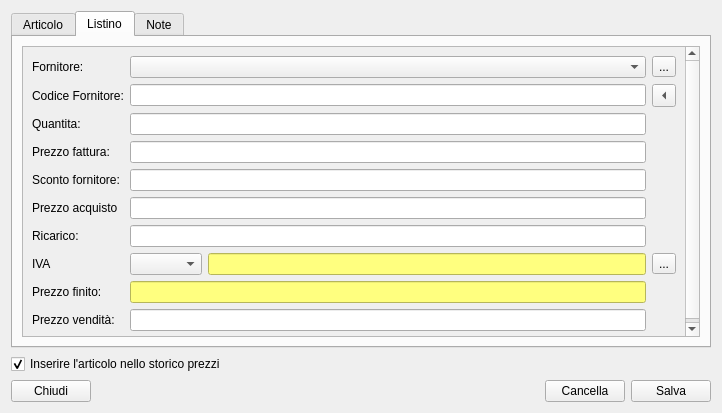
This is moduleMagazzino/articolodialog.ui in kvsd/Gestionale as Qt 5 draws it before an edit. The edited form follows.
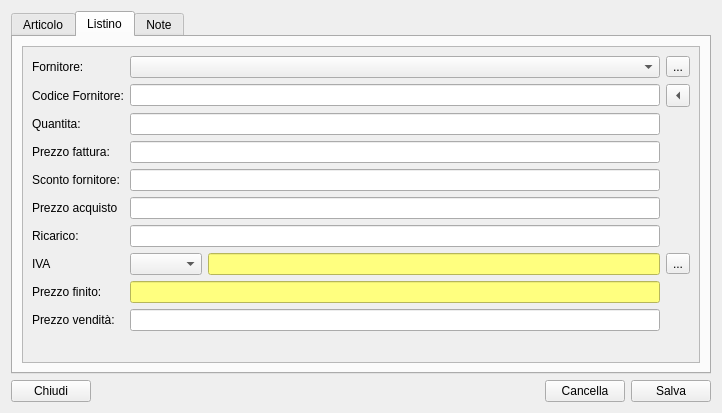
This is the edited form. The open tabs and pages were chosen to show the change.

Patch:
```diff
--- a/moduleMagazzino/articolodialog.ui
+++ b/moduleMagazzino/articolodialog.ui
@@ -211,8 +211,8 @@
            <rect>
             <x>0</x>
             <y>0</y>
-            <width>666</width>
-            <height>310</height>
+            <width>680</width>
+            <height>315</height>
            </rect>
           </property>
           <layout class="QVBoxLayout" name="verticalLayout">
@@ -551,16 +551,6 @@
      </widget>
     </widget>
    </item>
-   <item>
-    <widget class="QCheckBox" name="updateStoricoCheckBox">
-     <property name="text">
-      <string>Inserire l'articolo nello storico prezzi</string>
-     </property>
-     <property name="checked">
-      <bool>true</bool>
-     </property>
-    </widget>
-   </item>
    <item>
     <layout class="QHBoxLayout" name="horizontalLayout">
      <item>
```
Left out of the diff: 5 changed lines with no effect on the pictures.
